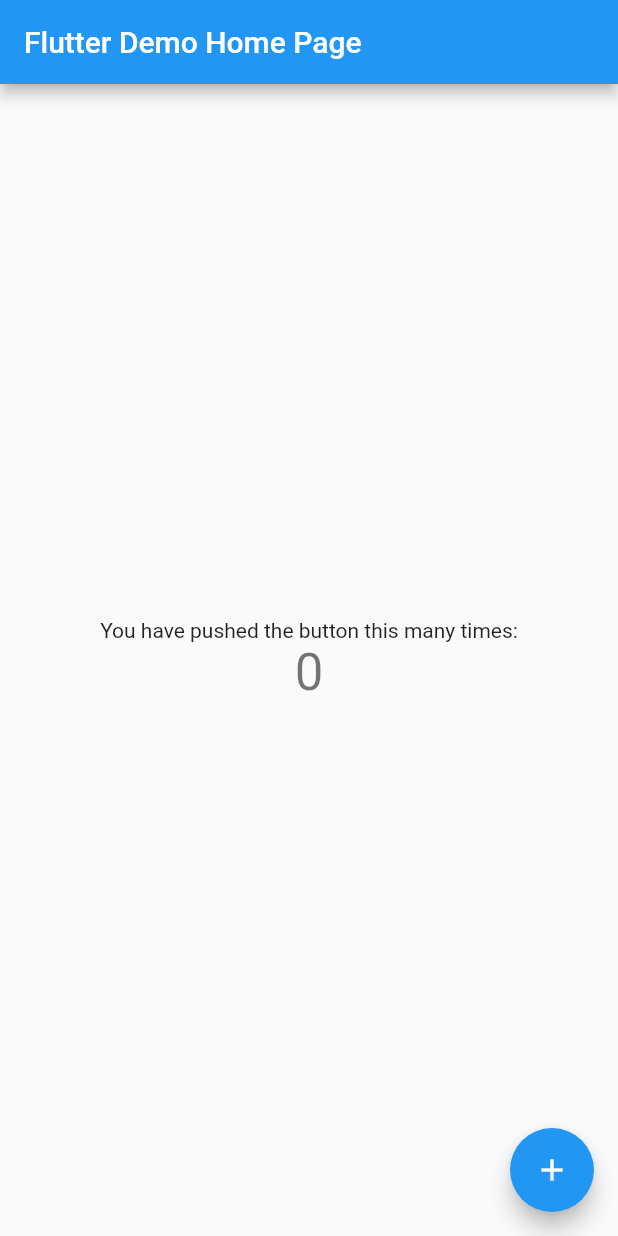
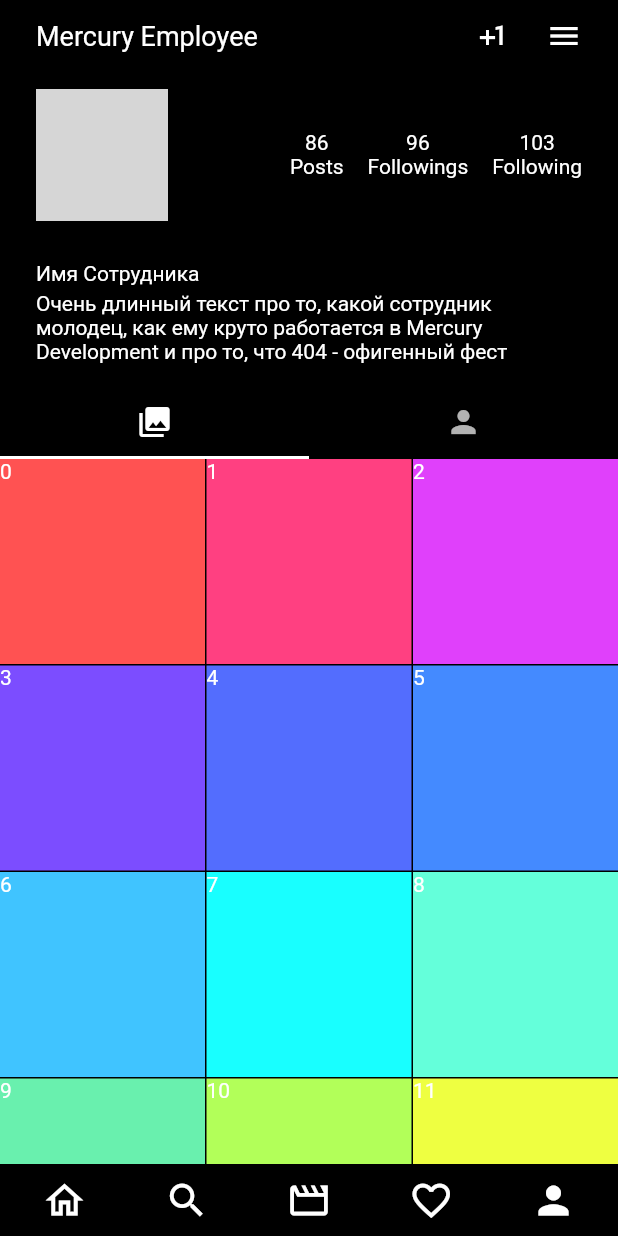
Before and after one commit to anemchinova/404fest_flutter, a Flutter app: the screen it shows after launch, on a phone screen of 412 x 824 dp. Run offline on Flutter 3.47's test engine with Material 2 defaults, Android fonts, the phone set to English and light mode, and no system bars; our stand-ins replace sliver_tools; network calls fail; grey boxes are pictures that could not be loaded.

Commit message:
Instagram demo base layout (#1)
* Scaffold instagram demo screen

* Profile NestedScrollView layout & tabs content

* Simple header layout

* Add linter, fix issues

```diff
--- /dev/null
+++ b/analysis_options.yaml
@@ -0,0 +1 @@
+include: package:flutter_lints/flutter.yaml
--- /dev/null
+++ b/lib/application.dart
@@ -0,0 +1,19 @@
+import 'package:flutter/material.dart';
+
+import 'instagram/instagram.dart';
+
+class Application extends StatelessWidget {
+  const Application({Key? key}) : super(key: key);
+
+  @override
+  Widget build(BuildContext context) {
+    return MaterialApp(
+      title: '404 Demo App',
+      theme: ThemeData(
+        brightness: Brightness.dark,
+        primarySwatch: Colors.blue,
+      ),
+      home: const InstagramDemoPage(),
+    );
+  }
+}
--- /dev/null
+++ b/lib/instagram/instagram.dart
@@ -0,0 +1,19 @@
+import 'package:flutter/material.dart';
+
+import 'widgets/instagram_fake_bottom_bar.dart';
+import 'widgets/instagram_profile/instagram_profile.dart';
+import 'widgets/instagram_profile_app_bar.dart';
+
+class InstagramDemoPage extends StatelessWidget {
+  const InstagramDemoPage({Key? key}) : super(key: key);
+
+  @override
+  Widget build(BuildContext context) {
+    return const Scaffold(
+      backgroundColor: Colors.black,
+      appBar: InstagramProfileAppBar(),
+      body: InstagramProfile(),
+      bottomNavigationBar: InstagramFakeBottomBar(),
+    );
+  }
+}
--- /dev/null
+++ b/lib/instagram/widgets/instagram_fake_bottom_bar.dart
@@ -0,0 +1,29 @@
+import 'package:flutter/material.dart';
+
+class InstagramFakeBottomBar extends StatelessWidget {
+  const InstagramFakeBottomBar({Key? key}) : super(key: key);
+
+  @override
+  Widget build(BuildContext context) {
+    return SizedBox(
+      height: 48,
+      child: DecoratedBox(
+        decoration: const BoxDecoration(color: Colors.black),
+        child: Padding(
+          padding: const EdgeInsets.symmetric(horizontal: 28),
+          child: Row(
+            crossAxisAlignment: CrossAxisAlignment.center,
+            mainAxisAlignment: MainAxisAlignment.spaceBetween,
+            children: const [
+              Icon(Icons.home_outlined, size: 30),
+              Icon(Icons.search_outlined, size: 30),
+              Icon(Icons.movie_outlined, size: 30),
+              Icon(Icons.favorite_border, size: 30),
+              Icon(Icons.person, size: 30),
+            ],
+          ),
+        ),
+      ),
+    );
+  }
+}
--- /dev/null
+++ b/lib/instagram/widgets/instagram_profile/instagram_profile.dart
@@ -0,0 +1,32 @@
+import 'package:flutter/material.dart';
+
+import 'widgets/instagram_profile_header/instagram_profile_header.dart';
+import 'widgets/mentions_tab_content.dart';
+import 'widgets/user_posts_tab_content.dart';
+
+class InstagramProfile extends StatelessWidget {
+  const InstagramProfile({Key? key}) : super(key: key);
+
+  @override
+  Widget build(BuildContext context) {
+    return DefaultTabController(
+      length: 2,
+      child: NestedScrollView(
+        headerSliverBuilder: (BuildContext context, bool innerBoxIsScrolled) {
+          return <Widget>[
+            SliverOverlapAbsorber(
+              handle: NestedScrollView.sliverOverlapAbsorberHandleFor(context),
+              sliver: const InstagramProfileHeader(),
+            ),
+          ];
+        },
+        body: const TabBarView(
+          children: [
+            UserPostsTabContent(),
+            MentionsTabContent(),
+          ],
+        ),
+      ),
+    );
+  }
+}
--- /dev/null
+++ b/lib/instagram/widgets/instagram_profile/widgets/instagram_profile_header/instagram_profile_header.dart
@@ -0,0 +1,41 @@
+import 'package:flutter/material.dart';
+import 'package:sliver_tools/sliver_tools.dart';
+
+import 'widgets/profile_buttons_bar.dart';
+import 'widgets/profile_description.dart';
+import 'widgets/profile_infographics.dart';
+import 'widgets/stories_carousel.dart';
+
+class InstagramProfileHeader extends StatelessWidget {
+  const InstagramProfileHeader({Key? key}) : super(key: key);
+
+  @override
+  Widget build(BuildContext context) {
+    return MultiSliver(
+      children: [
+        SliverToBoxAdapter(
+          child: Column(
+            children: const [
+              ProfileInfographics(),
+              ProfileDescription(),
+              ProfileButtonBar(),
+              StoriesCarousel(),
+            ],
+          ),
+        ),
+        const SliverPinnedHeader(
+          child: DecoratedBox(
+            decoration: BoxDecoration(color: Colors.black),
+            child: TabBar(
+              indicatorColor: Colors.white,
+              tabs: [
+                Tab(icon: Icon(Icons.photo_library)),
+                Tab(icon: Icon(Icons.person_sharp)),
+              ],
+            ),
+          ),
+        ),
+      ],
+    );
+  }
+}
--- /dev/null
+++ b/lib/instagram/widgets/instagram_profile/widgets/instagram_profile_header/widgets/profile_buttons_bar.dart
@@ -0,0 +1,12 @@
+import 'package:flutter/material.dart';
+
+class ProfileButtonBar extends StatelessWidget {
+  const ProfileButtonBar({Key? key}) : super(key: key);
+
+  @override
+  Widget build(BuildContext context) {
+    return Container(
+      child: null,
+    );
+  }
+}
--- /dev/null
+++ b/lib/instagram/widgets/instagram_profile/widgets/instagram_profile_header/widgets/profile_description.dart
@@ -0,0 +1,22 @@
+import 'package:flutter/material.dart';
+
+class ProfileDescription extends StatelessWidget {
+  const ProfileDescription({Key? key}) : super(key: key);
+
+  @override
+  Widget build(BuildContext context) {
+    return Padding(
+      padding: const EdgeInsets.symmetric(horizontal: 24, vertical: 16),
+      child: Column(
+        crossAxisAlignment: CrossAxisAlignment.start,
+        children: const [
+          Text('Имя Сотрудника'),
+          SizedBox(height: 4),
+          Text('Очень длинный текст про то, какой сотрудник молодец, как '
+              'ему круто работается в Mercury Development и про то, '
+              'что 404 - офигенный фест'),
+        ],
+      ),
+    );
+  }
+}
--- /dev/null
+++ b/lib/instagram/widgets/instagram_profile/widgets/instagram_profile_header/widgets/profile_infographics.dart
@@ -0,0 +1,60 @@
+import 'package:flutter/material.dart';
+
+class ProfileInfographics extends StatelessWidget {
+  const ProfileInfographics({Key? key}) : super(key: key);
+
+  @override
+  Widget build(BuildContext context) {
+    return SizedBox(
+      height: 110,
+      child: Padding(
+        padding: const EdgeInsets.symmetric(horizontal: 24),
+        child: Row(
+          crossAxisAlignment: CrossAxisAlignment.center,
+          mainAxisAlignment: MainAxisAlignment.spaceBetween,
+          children: [
+            const CircleAvatar(
+              radius: 44,
+              backgroundImage: NetworkImage(
+                'https://habrastorage.org/getpro/moikrug/uploads/company/100/006/794/8/logo/medium_e36c0be3f01adbb64b3d8c052265629d.png',
+              ),
+            ),
+            Row(
+              crossAxisAlignment: CrossAxisAlignment.center,
+              children: const [
+                _StatColumn(label: 'Posts', value: 86),
+                SizedBox(width: 16),
+                _StatColumn(label: 'Followings', value: 96),
+                SizedBox(width: 16),
+                _StatColumn(label: 'Following', value: 103),
+              ],
+            ),
+          ],
+        ),
+      ),
+    );
+  }
+}
+
+class _StatColumn extends StatelessWidget {
+  const _StatColumn({
+    required this.value,
+    required this.label,
+    Key? key,
+  }) : super(key: key);
+
+  final int value;
+  final String label;
+
+  @override
+  Widget build(BuildContext context) {
+    return Column(
+      crossAxisAlignment: CrossAxisAlignment.center,
+      mainAxisSize: MainAxisSize.min,
+      children: [
+        Text('$value'),
+        Text(label),
+      ],
+    );
+  }
+}
--- /dev/null
+++ b/lib/instagram/widgets/instagram_profile/widgets/instagram_profile_header/widgets/stories_carousel.dart
@@ -0,0 +1,12 @@
+import 'package:flutter/material.dart';
+
+class StoriesCarousel extends StatelessWidget {
+  const StoriesCarousel({Key? key}) : super(key: key);
+
+  @override
+  Widget build(BuildContext context) {
+    return Container(
+      child: null,
+    );
+  }
+}
--- /dev/null
+++ b/lib/instagram/widgets/instagram_profile/widgets/mentions_tab_content.dart
@@ -0,0 +1,30 @@
+import 'package:flutter/material.dart';
+
+class MentionsTabContent extends StatelessWidget {
+  const MentionsTabContent({Key? key}) : super(key: key);
+
+  @override
+  Widget build(BuildContext context) {
+    return CustomScrollView(
+      slivers: [
+        SliverOverlapInjector(
+          handle: NestedScrollView.sliverOverlapAbsorberHandleFor(context),
+        ),
+        SliverGrid(
+          delegate: SliverChildBuilderDelegate(
+            (context, index) => Container(
+              color: Colors.accents[(index + 5) % Colors.accents.length],
+              child: Text('$index'),
+            ),
+            childCount: 50,
+          ),
+          gridDelegate: SliverGridDelegateWithFixedCrossAxisCount(
+            crossAxisCount: 3,
+            crossAxisSpacing: 1,
+            mainAxisSpacing: 1,
+          ),
+        ),
+      ],
+    );
+  }
+}
--- /dev/null
+++ b/lib/instagram/widgets/instagram_profile/widgets/user_posts_tab_content.dart
@@ -0,0 +1,30 @@
+import 'package:flutter/material.dart';
+
+class UserPostsTabContent extends StatelessWidget {
+  const UserPostsTabContent({Key? key}) : super(key: key);
+
+  @override
+  Widget build(BuildContext context) {
+    return CustomScrollView(
+      slivers: [
+        SliverOverlapInjector(
+          handle: NestedScrollView.sliverOverlapAbsorberHandleFor(context),
+        ),
+        SliverGrid(
+          delegate: SliverChildBuilderDelegate(
+            (context, index) => Container(
+              color: Colors.accents[index % Colors.accents.length],
+              child: Text('$index'),
+            ),
+            childCount: 50,
+          ),
+          gridDelegate: const SliverGridDelegateWithFixedCrossAxisCount(
+            crossAxisCount: 3,
+            crossAxisSpacing: 1,
+            mainAxisSpacing: 1,
+          ),
+        ),
+      ],
+    );
+  }
+}
--- /dev/null
+++ b/lib/instagram/widgets/instagram_profile_app_bar.dart
@@ -0,0 +1,42 @@
+import 'package:flutter/material.dart';
+
+class InstagramProfileAppBar extends StatelessWidget
+    implements PreferredSizeWidget {
+  const InstagramProfileAppBar({Key? key}) : super(key: key);
+
+  @override
+  Widget build(BuildContext context) {
+    return SafeArea(
+      child: SizedBox(
+        height: preferredSize.height,
+        child: DecoratedBox(
+          decoration: const BoxDecoration(
+            color: Colors.black,
+          ),
+          child: Padding(
+            padding: const EdgeInsets.symmetric(horizontal: 24),
+            child: Row(
+              mainAxisAlignment: MainAxisAlignment.spaceBetween,
+              children: [
+                const Text(
+                  'Mercury Employee',
+                  style: TextStyle(fontSize: 18),
+                ),
+                Row(
+                  children: const [
+                    Icon(Icons.plus_one_outlined),
+                    SizedBox(width: 24),
+                    Icon(Icons.menu),
+                  ],
+                ),
+              ],
+            ),
+          ),
+        ),
+      ),
+    );
+  }
+
+  @override
+  Size get preferredSize => const Size.fromHeight(48);
+}
--- a/lib/main.dart
+++ b/lib/main.dart
@@ -1,113 +1,7 @@
 import 'package:flutter/material.dart';
 
+import 'application.dart';
+
 void main() {
-  runApp(MyApp());
+  runApp(const Application());
 }
-
-class MyApp extends StatelessWidget {
-  // This widget is the root of your application.
-  @override
-  Widget build(BuildContext context) {
-    return MaterialApp(
-      title: 'Flutter Demo',
-      theme: ThemeData(
-        // This is the theme of your application.
-        //
-        // Try running your application with "flutter run". You'll see the
-        // application has a blue toolbar. Then, without quitting the app, try
-        // changing the primarySwatch below to Colors.green and then invoke
-        // "hot reload" (press "r" in the console where you ran "flutter run",
-        // or simply save your changes to "hot reload" in a Flutter IDE).
-        // Notice that the counter didn't reset back to zero; the application
-        // is not restarted.
-        primarySwatch: Colors.blue,
-      ),
-      home: MyHomePage(title: 'Flutter Demo Home Page'),
-    );
-  }
-}
-
-class MyHomePage extends StatefulWidget {
-  MyHomePage({Key? key, required this.title}) : super(key: key);
-
-  // This widget is the home page of your application. It is stateful, meaning
-  // that it has a State object (defined below) that contains fields that affect
-  // how it looks.
-
-  // This class is the configuration for the state. It holds the values (in this
-  // case the title) provided by the parent (in this case the App widget) and
-  // used by the build method of the State. Fields in a Widget subclass are
-  // always marked "final".
-
-  final String title;
-
-  @override
-  _MyHomePageState createState() => _MyHomePageState();
-}
-
-class _MyHomePageState extends State<MyHomePage> {
-  int _counter = 0;
-
-  void _incrementCounter() {
-    setState(() {
-      // This call to setState tells the Flutter framework that something has
-      // changed in this State, which causes it to rerun the build method below
-      // so that the display can reflect the updated values. If we changed
-      // _counter without calling setState(), then the build method would not be
-      // called again, and so nothing would appear to happen.
-      _counter++;
-    });
-  }
-
-  @override
-  Widget build(BuildContext context) {
-    // This method is rerun every time setState is called, for instance as done
-    // by the _incrementCounter method above.
-    //
-    // The Flutter framework has been optimized to make rerunning build methods
-    // fast, so that you can just rebuild anything that needs updating rather
-    // than having to individually change instances of widgets.
-    return Scaffold(
-      appBar: AppBar(
-        // Here we take the value from the MyHomePage object that was created by
-        // the App.build method, and use it to set our appbar title.
-        title: Text(widget.title),
-      ),
-      body: Center(
-        // Center is a layout widget. It takes a single child and positions it
-        // in the middle of the parent.
-        child: Column(
-          // Column is also a layout widget. It takes a list of children and
-          // arranges them vertically. By default, it sizes itself to fit its
-          // children horizontally, and tries to be as tall as its parent.
-          //
-          // Invoke "debug painting" (press "p" in the console, choose the
-          // "Toggle Debug Paint" action from the Flutter Inspector in Android
-          // Studio, or the "Toggle Debug Paint" command in Visual Studio Code)
-          // to see the wireframe for each widget.
-          //
-          // Column has various properties to control how it sizes itself and
-          // how it positions its children. Here we use mainAxisAlignment to
-          // center the children vertically; the main axis here is the vertical
-          // axis because Columns are vertical (the cross axis would be
-          // horizontal).
-          mainAxisAlignment: MainAxisAlignment.center,
-          children: <Widget>[
-            Text(
-              'You have pushed the button this many times:',
-            ),
-            Text(
-              '$_counter',
-              style: Theme.of(context).textTheme.headline4,
-            ),
-          ],
-        ),
-      ),
-      floatingActionButton: FloatingActionButton(
-        onPressed: _incrementCounter,
-        tooltip: 'Increment',
-        child: Icon(Icons.add),
-      ), // This trailing comma makes auto-formatting nicer for build methods.
-    );
-  }
-}
--- a/pubspec.yaml
+++ b/pubspec.yaml
@@ -28,8 +28,10 @@ dependencies:
   # The following adds the Cupertino Icons font to your application.
   # Use with the CupertinoIcons class for iOS style icons.
   cupertino_icons: ^1.0.2
+  sliver_tools: ^0.2.5
 
 dev_dependencies:
+  flutter_lints: ^1.0.4
   flutter_test:
     sdk: flutter
 
```
Also changed, not shown: 2 other files.
